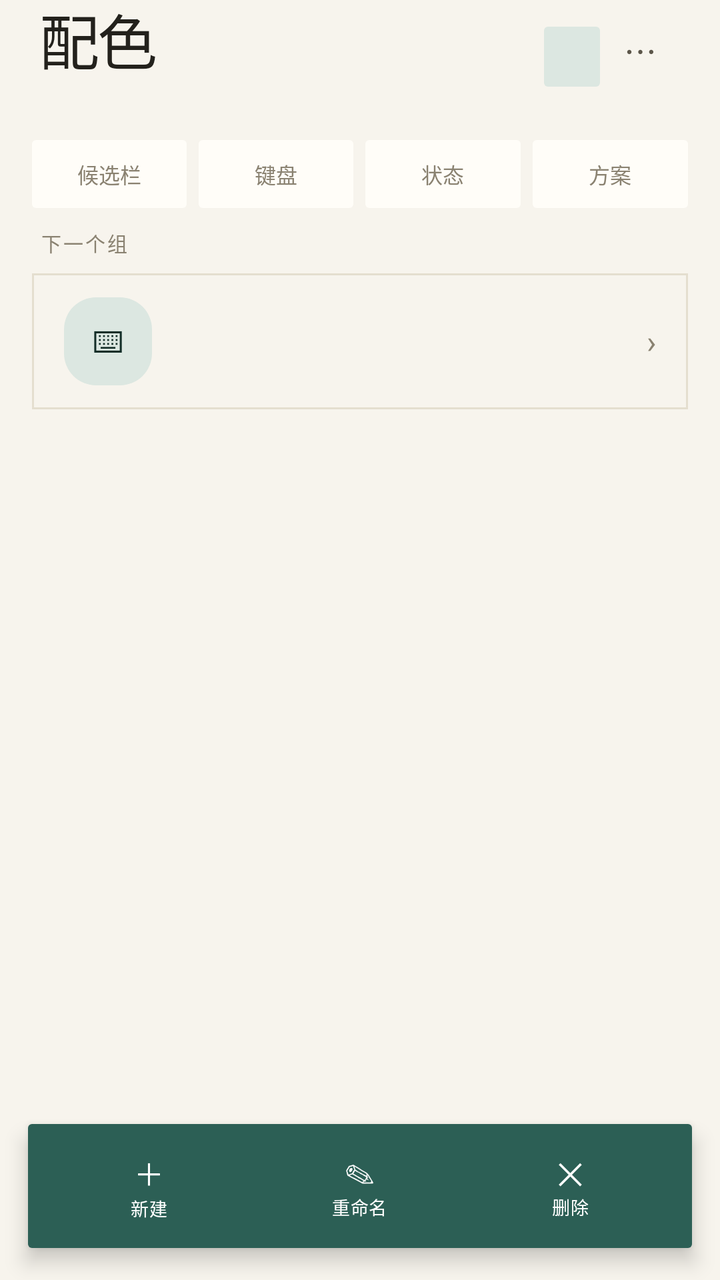
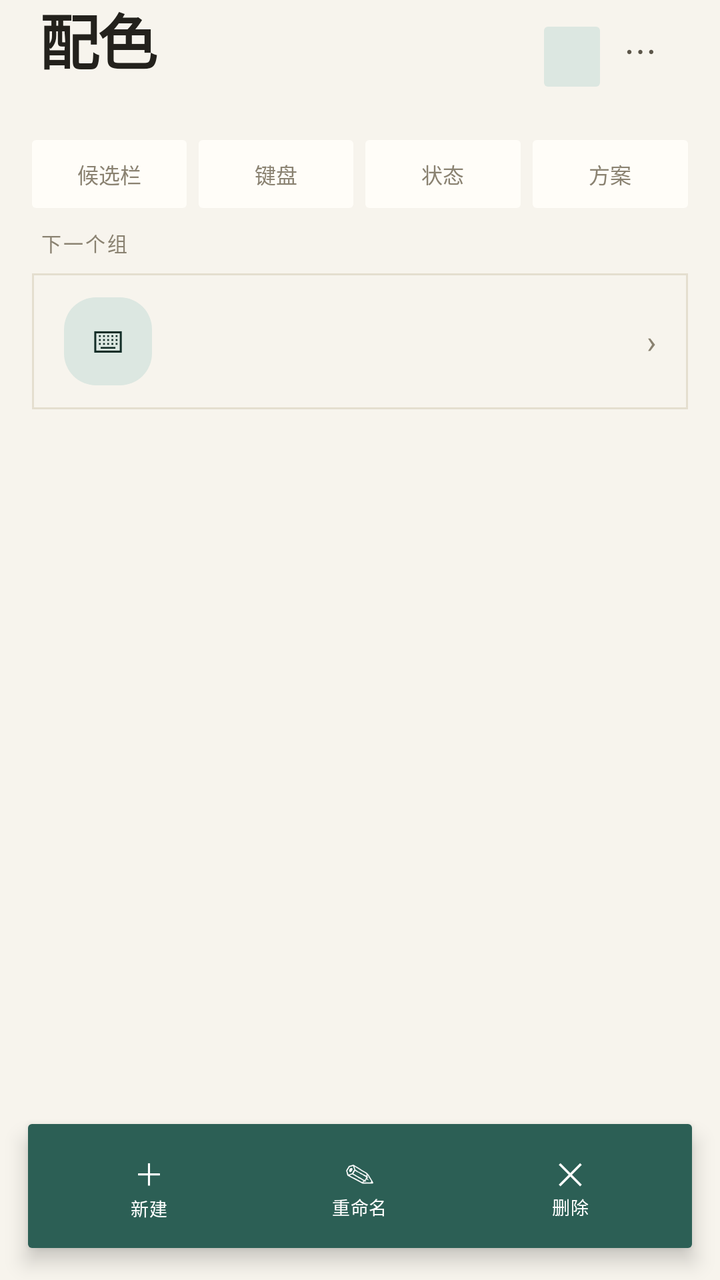

Screens rendered from an Android XML layout before and after an edit, with the pre-edit source and the edit as a unified diff.
<!-- AndroidManifest.xml: another module's application theme Theme.TrimeEditor -->
<!-- res/layout/fragment_color_scheme.xml -->
<?xml version="1.0" encoding="utf-8"?>
<FrameLayout xmlns:android="http://schemas.android.com/apk/res/android"
    android:layout_width="match_parent"
    android:layout_height="match_parent"
    android:background="?attr/ui_paper">

    <androidx.core.widget.NestedScrollView
        android:id="@+id/scroll"
        android:layout_width="match_parent"
        android:layout_height="match_parent"
        android:clipToPadding="false"
        android:paddingBottom="82dp"
        android:scrollbars="none">

        <LinearLayout
            android:layout_width="match_parent"
            android:layout_height="wrap_content"
            android:orientation="vertical">

            
            <LinearLayout
                android:layout_width="match_parent"
                android:layout_height="wrap_content"
                android:gravity="bottom"
                android:orientation="horizontal"
                android:paddingStart="20dp"
                android:paddingTop="2dp"
                android:paddingEnd="20dp"
                android:paddingBottom="4dp">

                <TextView
                    android:id="@+id/title"
                    android:layout_width="0dp"
                    android:layout_height="wrap_content"
                    android:layout_weight="1"
                    android:ellipsize="end"
                    android:fontFamily="sans-serif-medium"
                    android:includeFontPadding="false"
                    android:letterSpacing="-0.03"
                    android:lineSpacingMultiplier="1.05"
                    android:singleLine="true"
                    android:text="@string/color_b2_title"
                    android:textColor="?attr/ui_ink"
                    android:textSize="30sp" />

                <TextView
                    android:id="@+id/schemeChip"
                    android:layout_width="wrap_content"
                    android:layout_height="30dp"
                    android:layout_marginStart="10dp"
                    android:background="@drawable/bg_chip_t"
                    android:clickable="true"
                    android:focusable="true"
                    android:fontFamily="sans-serif-medium"
                    android:gravity="center"
                    android:maxWidth="160dp"
                    android:paddingStart="14dp"
                    android:paddingEnd="14dp"
                    android:singleLine="true"
                    android:textColor="?attr/ui_on_primary_container"
                    android:textSize="10.5sp" />

                <TextView
                    android:id="@+id/menuButton"
                    android:layout_width="40dp"
                    android:layout_height="40dp"
                    android:background="?attr/selectableItemBackgroundBorderless"
                    android:clickable="true"
                    android:focusable="true"
                    android:fontFamily="sans-serif"
                    android:gravity="center"
                    android:text="⋯"
                    android:textColor="?attr/ui_ink_2"
                    android:textSize="18sp" />
            </LinearLayout>

            
            <TextView
                android:id="@+id/subtitle"
                android:layout_width="match_parent"
                android:layout_height="wrap_content"
                android:paddingStart="20dp"
                android:paddingEnd="20dp"
                android:textColor="?attr/ui_muted"
                android:textSize="11sp" />

            
            <LinearLayout
                android:id="@+id/segBar"
                android:layout_width="match_parent"
                android:layout_height="wrap_content"
                android:orientation="horizontal"
                android:paddingStart="16dp"
                android:paddingTop="6dp"
                android:paddingEnd="16dp">

                <TextView
                    android:id="@+id/seg0"
                    style="@style/Ui.SegItem"
                    android:text="@string/color_b2_tab_candidate" />

                <TextView
                    android:id="@+id/seg1"
                    style="@style/Ui.SegItem"
                    android:layout_marginStart="6dp"
                    android:text="@string/color_b2_tab_keyboard" />

                <TextView
                    android:id="@+id/seg2"
                    style="@style/Ui.SegItem"
                    android:layout_marginStart="6dp"
                    android:text="@string/color_b2_tab_status" />

                <TextView
                    android:id="@+id/seg3"
                    style="@style/Ui.SegItem"
                    android:layout_marginStart="6dp"
                    android:text="@string/color_scheme_group" />
            </LinearLayout>

            
            <LinearLayout
                android:id="@+id/contentHost"
                android:layout_width="match_parent"
                android:layout_height="wrap_content"
                android:orientation="vertical" />

            
            <LinearLayout
                android:id="@+id/nextGroup"
                android:layout_width="match_parent"
                android:layout_height="wrap_content"
                android:orientation="vertical"
                android:paddingTop="10dp">

                <TextView
                    android:layout_width="match_parent"
                    android:layout_height="wrap_content"
                    android:fontFamily="sans-serif-medium"
                    android:letterSpacing="0.1"
                    android:paddingStart="20dp"
                    android:paddingEnd="20dp"
                    android:text="@string/color_b2_next_group"
                    android:textColor="?attr/ui_muted"
                    android:textSize="10sp" />

                <LinearLayout
                    android:id="@+id/nextCard"
                    android:layout_width="match_parent"
                    android:layout_height="wrap_content"
                    android:layout_marginStart="16dp"
                    android:layout_marginTop="8dp"
                    android:layout_marginEnd="16dp"
                    android:background="@drawable/bg_card"
                    android:clickable="true"
                    android:focusable="true"
                    android:gravity="center_vertical"
                    android:orientation="horizontal"
                    android:paddingStart="16dp"
                    android:paddingTop="12dp"
                    android:paddingEnd="16dp"
                    android:paddingBottom="12dp">

                <TextView
                    android:id="@+id/nextBlock"
                    android:layout_width="44dp"
                    android:layout_height="44dp"
                    android:background="@drawable/bg_block_t"
                        android:fontFamily="sans-serif-medium"
                        android:gravity="center"
                        android:text="⌨"
                        android:textColor="?attr/ui_on_primary_container"
                        android:textSize="15sp" />

                    <LinearLayout
                        android:layout_width="0dp"
                        android:layout_height="wrap_content"
                        android:layout_marginStart="14dp"
                        android:layout_weight="1"
                        android:orientation="vertical">

                        <TextView
                            android:id="@+id/nextName"
                            android:layout_width="match_parent"
                            android:layout_height="wrap_content"
                            android:ellipsize="end"
                            android:fontFamily="sans-serif-medium"
                            android:singleLine="true"
                            android:textColor="?attr/ui_ink"
                            android:textSize="15sp" />

                        <TextView
                            android:id="@+id/nextFirst"
                            android:layout_width="match_parent"
                            android:layout_height="wrap_content"
                            android:layout_marginTop="3dp"
                            android:ellipsize="end"
                            android:fontFamily="monospace"
                            android:singleLine="true"
                            android:textColor="?attr/ui_muted"
                            android:textSize="9sp" />
                    </LinearLayout>

                    <TextView
                        android:layout_width="wrap_content"
                        android:layout_height="wrap_content"
                        android:layout_marginStart="8dp"
                        android:text="›"
                        android:textColor="?attr/ui_muted"
                        android:textSize="16sp" />
                </LinearLayout>
            </LinearLayout>
        </LinearLayout>
    </androidx.core.widget.NestedScrollView>

    
    <LinearLayout
        android:id="@+id/dock"
        android:layout_width="match_parent"
        android:layout_height="62dp"
        android:layout_gravity="bottom|center_horizontal"
        android:layout_marginStart="14dp"
        android:layout_marginEnd="14dp"
        android:layout_marginBottom="16dp"
        android:background="@drawable/bg_dock_primary"
        android:elevation="6dp"
        android:gravity="center"
        android:orientation="horizontal"
        android:paddingStart="8dp"
        android:paddingEnd="8dp">

        <LinearLayout
            android:id="@+id/dockNew"
            style="@style/Ui.DockItem">

            <TextView
                style="@style/Ui.DockGlyph"
                android:text="＋"
                android:textColor="?attr/ui_on_primary" />

            <TextView
                style="@style/Ui.DockLabel"
                android:text="@string/dock_new_scheme"
                android:textColor="?attr/ui_on_primary" />
        </LinearLayout>

        <LinearLayout
            android:id="@+id/dockRename"
            style="@style/Ui.DockItem">

            <TextView
                style="@style/Ui.DockGlyph"
                android:text="✎"
                android:textColor="?attr/ui_on_primary" />

            <TextView
                style="@style/Ui.DockLabel"
                android:text="@string/dock_rename"
                android:textColor="?attr/ui_on_primary" />
        </LinearLayout>

        <LinearLayout
            android:id="@+id/dockDelete"
            style="@style/Ui.DockItem">

            <TextView
                style="@style/Ui.DockGlyph"
                android:text="✕"
                android:textColor="?attr/ui_on_primary" />

            <TextView
                style="@style/Ui.DockLabel"
                android:text="@string/dock_delete"
                android:textColor="?attr/ui_on_primary" />
        </LinearLayout>
    </LinearLayout>
</FrameLayout>
<!-- resources referenced by this layout -->
<resources>
  <!-- drawable bg_block_t (drawable) -->
  <?xml version="1.0" encoding="utf-8"?>
  <shape xmlns:android="http://schemas.android.com/apk/res/android"
      android:shape="rectangle">
      <solid android:color="?attr/ui_primary_container" />
      <corners android:radius="16dp" />
  </shape>
  <!-- drawable bg_card (drawable) -->
  <?xml version="1.0" encoding="utf-8"?>
  <shape xmlns:android="http://schemas.android.com/apk/res/android"
      android:shape="rectangle">
      <solid android:color="?attr/ui_card" />
      <corners android:radius="?attr/ui_radius_card" />
      <stroke
          android:width="@dimen/ui_swatch_stroke_w"
          android:color="?attr/ui_rule" />
  </shape>
  <!-- drawable bg_chip_t (drawable) -->
  <?xml version="1.0" encoding="utf-8"?>
  <shape xmlns:android="http://schemas.android.com/apk/res/android"
      android:shape="rectangle">
      <solid android:color="?attr/ui_primary_container" />
      <corners android:radius="?attr/ui_radius_button" />
  </shape>
  <!-- drawable bg_dock_primary (drawable) -->
  <?xml version="1.0" encoding="utf-8"?>
  <shape xmlns:android="http://schemas.android.com/apk/res/android"
      android:shape="rectangle">
      <solid android:color="?attr/ui_primary" />
      <corners android:radius="?attr/ui_radius_button" />
  </shape>
  <string name="color_b2_next_group">下一个组</string>
  <string name="color_b2_tab_candidate">候选栏</string>
  <string name="color_b2_tab_keyboard">键盘</string>
  <string name="color_b2_tab_status">状态</string>
  <string name="color_b2_title">配色</string>
  <string name="color_scheme_group">方案</string>
  <string name="dock_delete">删除</string>
  <string name="dock_new_scheme">新建</string>
  <string name="dock_rename">重命名</string>
  <style name="Ui.DockGlyph">
          <item name="android:layout_width">wrap_content</item>
          <item name="android:layout_height">wrap_content</item>
          <item name="android:textColor">?attr/ui_ink</item>
          <item name="android:textSize">15sp</item>
      </style>
  <style name="Ui.DockLabel">
          <item name="android:layout_width">wrap_content</item>
          <item name="android:layout_height">wrap_content</item>
          <item name="android:letterSpacing">0.02</item>
          <item name="android:textColor">?attr/ui_muted</item>
          <item name="android:textSize">9sp</item>
          <item name="android:singleLine">true</item>
      </style>
  <dimen name="ui_swatch_stroke_w">1dp</dimen>
  <!-- drawable bg_seg (drawable) -->
  <?xml version="1.0" encoding="utf-8"?>
  <shape xmlns:android="http://schemas.android.com/apk/res/android"
      android:shape="rectangle">
      <solid android:color="?attr/ui_card_high" />
      <corners android:radius="?attr/ui_radius_button" />
  </shape>
  <color name="brand_primary">#2C5F55</color>
  <color name="brand_primary_dark">#1F443D</color>
  <color name="brand_accent">#C77B4E</color>
  <color name="proof_ink_2">#FF5C564A</color>
  <color name="proof_paper">#FFF7F4ED</color>
  <color name="proof_sheet">#FFFFFDF8</color>
  <color name="proof_ink">#FF23211C</color>
  <color name="proof_muted">#FF8A8271</color>
  <color name="proof_rule">#FFE4DECF</color>
  <color name="proof_rule_strong">#FFD9D1C0</color>
  <color name="divider">#1F000000</color>
  <color name="proof_accent">#FFB23A1A</color>
  <color name="proof_primary_container">#FFDCE7E1</color>
  <color name="proof_on_primary_container">#FF142E28</color>
  <color name="proof_mark">#FFBDB4A2</color>
  <color name="proof_swatch_stroke">#33000000</color>
  <color name="proof_knob">#FFFFFDF8</color>
  <color name="proof_pill_stroke">#26000000</color>
  <color name="warn">#B3261E</color>
  <color name="note_fill">#F0F2F1</color>
  <color name="stale_fill">#FDF3E3</color>
  <color name="stale_text">#7A4A12</color>
  <color name="chip_text">#4A4A4A</color>
  <color name="chip_text_selected">#FFFFFF</color>
  <dimen name="ui_swatch_radius">2dp</dimen>
  <!-- unchanged entries left out for length: 3 -->
</resources>

<!-- the commit's change to res/layout/fragment_color_scheme.xml (unified diff, before → after) -->
@@ -34,7 +34,8 @@
                     android:layout_height="wrap_content"
                     android:layout_weight="1"
                     android:ellipsize="end"
-                    android:fontFamily="sans-serif-medium"
+                    android:fontFamily="sans-serif"
+                    android:textStyle="bold"
                     android:includeFontPadding="false"
                     android:letterSpacing="-0.03"
                     android:lineSpacingMultiplier="1.05"
